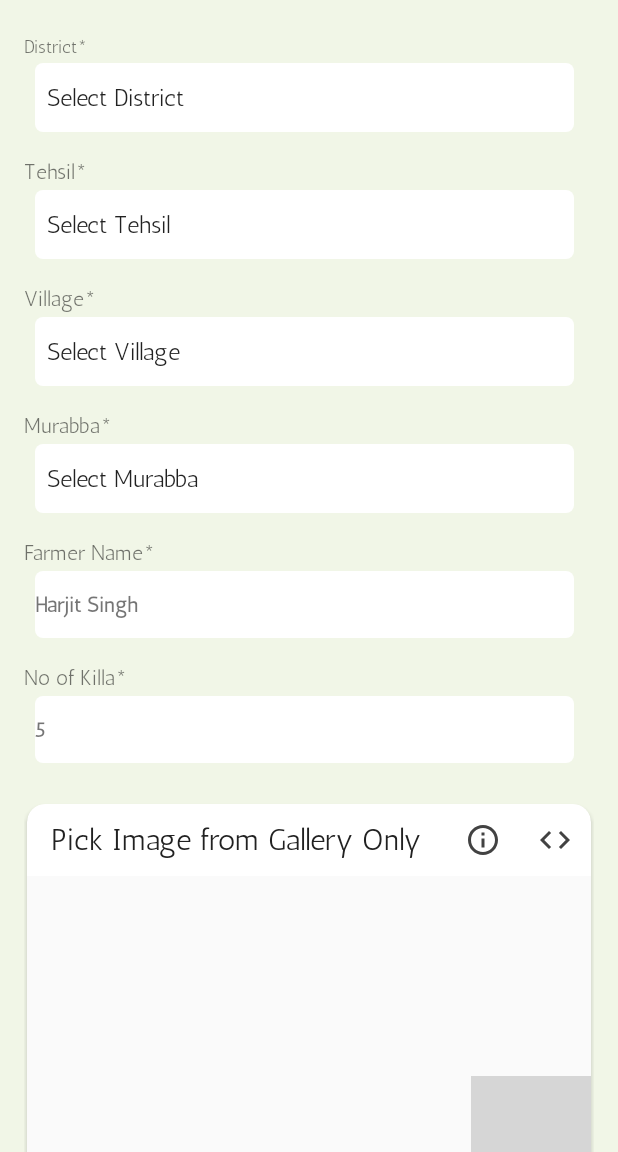
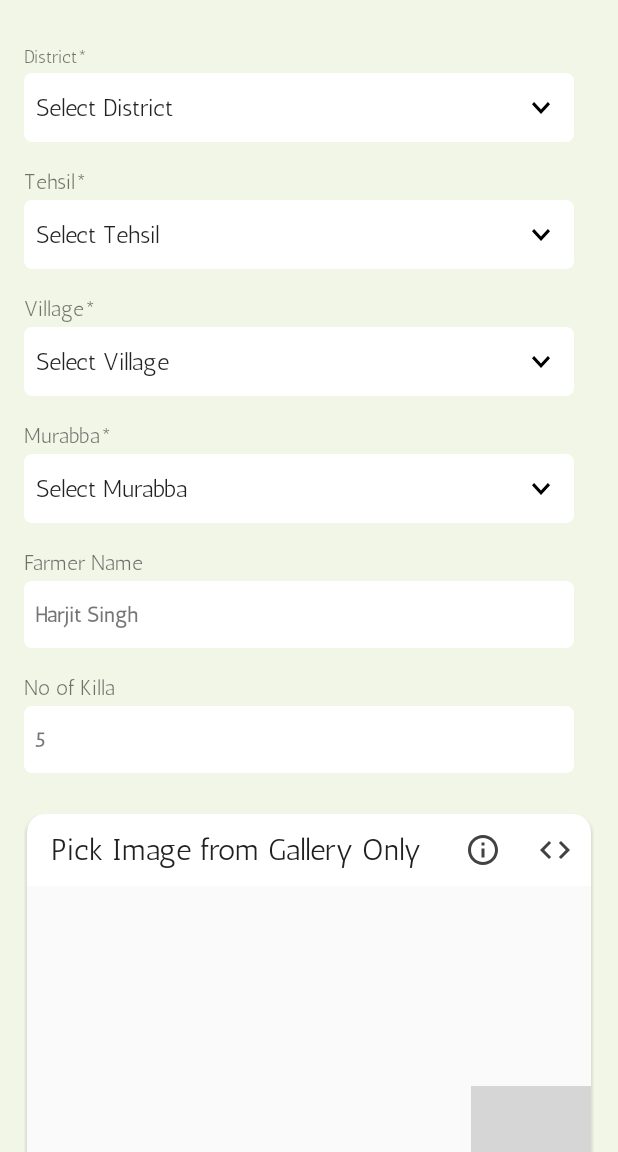
Before and after one commit to charan2591/Crop-Verification, an Android app built with Jetpack Compose: the SurveyMainActivity screen opened directly, with no data from a screen before it, on a phone screen of 412 x 824 dp, the part 84-1236 px from its top. Run offline under Robolectric (Android 15) with nearby library versions, the light colour scheme and no system bars; libraries missing offline, so code that uses them is left out: com.birjuvachhani.locus, com.github.dhaval2404.imagepicker; pictures from the network do not load; 4 statements that could not run were skipped; grey boxes are pictures that could not be loaded.

Commit message:
First Commit on 22-dec-2022

```diff
--- a/app/build.gradle
+++ b/app/build.gradle
@@ -53,6 +53,7 @@ dependencies {
     implementation 'com.ehsanmsz:msz-progress-indicator:0.2.0'
     implementation 'com.github.ybq:Android-SpinKit:1.4.0'
     implementation 'com.github.AppIntro:AppIntro:5.1.0'
+    implementation "androidx.work:work-runtime-ktx:2.7.1"
 
     implementation 'com.squareup.retrofit2:retrofit:2.9.0'
     implementation 'com.squareup.retrofit2:converter-gson:2.9.0'
--- a/app/src/main/AndroidManifest.xml
+++ b/app/src/main/AndroidManifest.xml
@@ -7,6 +7,7 @@
     <uses-permission android:name="android.permission.WRITE_EXTERNAL_STORAGE"/>
     <uses-permission android:name="android.permission.READ_EXTERNAL_STORAGE"/>
     <uses-permission android:name="android.permission.ACCESS_FINE_LOCATION" />
+    <uses-permission android:name="android.permission.POST_NOTIFICATIONS"/>
 
     <application
         android:allowBackup="true"
--- /dev/null
+++ b/app/src/main/java/org/agripmu/cropverification/util/MyWorker.kt
@@ -0,0 +1,39 @@
+package org.agripmu.cropverification.util
+
+import android.app.NotificationChannel
+import android.app.NotificationManager
+import android.content.Context
+import android.os.Build
+import androidx.core.app.NotificationCompat
+import androidx.work.Worker
+import androidx.work.WorkerParameters
+import org.agripmu.cropverification.R
+
+class MyWorker(context: Context, workerParams: WorkerParameters) : Worker(context, workerParams) {
+    override fun doWork(): Result {
+      createLocalNotification("Background Notification for Crop Verification app "
+      ,"This notification is generated by workManager")
+
+        return  Result.success()
+    }
+
+    private fun createLocalNotification(title : String, description : String){
+
+        val notificationManager = applicationContext.getSystemService(Context.NOTIFICATION_SERVICE)
+        as NotificationManager
+         if(Build.VERSION.SDK_INT  >= Build.VERSION_CODES.O){
+             val notificationChannel = NotificationChannel("101","channel"
+                 ,NotificationManager.IMPORTANCE_DEFAULT)
+
+             notificationManager.createNotificationChannel(notificationChannel)
+         }
+
+        val notificationBuilder = NotificationCompat.Builder(applicationContext,"101")
+            .setContentTitle(title)
+            .setContentText(description)
+            .setSmallIcon(R.drawable.agri_main_logo)
+
+        notificationManager.notify(1,notificationBuilder.build())
+
+    }
+}
--- a/app/src/main/java/org/agripmu/cropverification/view/BaseActivity.kt
+++ b/app/src/main/java/org/agripmu/cropverification/view/BaseActivity.kt
@@ -475,7 +475,7 @@ open class BaseActivity : AppCompatActivity() {
 //                        +"Country Name : "  + {list[0].countryName} +" \n"
 //                        +"Locality : "  + {list[0].locality} +" \n"
 //                        +"Current Address : "  + {list[0].getAddressLine(0)} +" \n")
-                showAlert("Current Latitude : "  + latitude +" \n"
+                showToast("Current Latitude : "  + latitude +" \n"
                         +"Current Longitude : "  + longitude +" \n")
 
                 showLog("lat", result.location!!.latitude.toString())
--- a/app/src/main/java/org/agripmu/cropverification/view/SurveyMainActivity.kt
+++ b/app/src/main/java/org/agripmu/cropverification/view/SurveyMainActivity.kt
@@ -13,8 +13,10 @@ import android.widget.ImageView
 import android.widget.Toast
 import androidx.annotation.DrawableRes
 import androidx.appcompat.app.AlertDialog
-import androidx.appcompat.app.AppCompatActivity
 import androidx.appcompat.app.AppCompatDelegate
+import androidx.lifecycle.Observer
+import androidx.work.OneTimeWorkRequestBuilder
+import androidx.work.WorkManager
 import com.bumptech.glide.Glide
 import com.bumptech.glide.request.RequestOptions
 import com.github.dhaval2404.imagepicker.ImagePicker
@@ -24,6 +26,7 @@ import org.agripmu.cropverification.R
 import org.agripmu.cropverification.databinding.ActivityMainBinding
 import org.agripmu.cropverification.util.ImageViewerDialog
 import org.agripmu.cropverification.util.IntentUtil
+import org.agripmu.cropverification.util.MyWorker
 import java.io.File
 
 class SurveyMainActivity : BaseActivity(){
@@ -40,13 +43,13 @@ class SurveyMainActivity : BaseActivity(){
     private var mGalleryUri: Uri? = null
     private var mProfileUri: Uri? = null
 
+    val workerRequest = OneTimeWorkRequestBuilder<MyWorker>().build()
+
     override fun onCreate(savedInstanceState: Bundle?) {
         AppCompatDelegate.setCompatVectorFromResourcesEnabled(false)
         super.onCreate(savedInstanceState)
         binding = ActivityMainBinding.inflate(layoutInflater)
         setContentView(binding.root)
-
-        getLastLocation()
 
         setSupportActionBar(binding.toolbar.root)
         title = getString(R.string.app_name)
@@ -206,6 +209,11 @@ class SurveyMainActivity : BaseActivity(){
     }
 
     fun showImageCode(view: View) {
+    workerFunc()
+        if(mProfileUri != null
+            || mCameraUri != null
+            ||mGalleryUri != null) {
+
             val resource = when (view) {
                 binding.contentMain.contentProfile.imgProfileCode -> mProfileUri.toString()
                 binding.contentMain.contentCameraOnly.imgCameraCode -> mCameraUri.toString()
@@ -213,6 +221,10 @@ class SurveyMainActivity : BaseActivity(){
                 else -> 0
             }
             ImageViewerDialog.newInstance(resource as String).show(supportFragmentManager, "")
+        }
+        else {
+            showToast("Image Not Found")
+        }
     }
 
     fun showImage(view: View) {
@@ -230,7 +242,6 @@ class SurveyMainActivity : BaseActivity(){
 
     fun showImageInfo(view: View) {
         getLastLocation()
-
         val latlng = "LatLng : " + latitude.toString() +
                 " , " +longitude.toString()
         binding.contentMain.txtCurrentLatLng.text = latlng
@@ -249,7 +260,7 @@ class SurveyMainActivity : BaseActivity(){
             .show()
     }
 
-    fun ImageView.setDrawableImage(@DrawableRes resource: Int, applyCircle: Boolean = false) {
+    private fun ImageView.setDrawableImage(@DrawableRes resource: Int, applyCircle: Boolean = false) {
         val glide = Glide.with(this).load(resource)
         if (applyCircle) {
             glide.apply(RequestOptions.circleCropTransform()).into(this)
@@ -258,7 +269,7 @@ class SurveyMainActivity : BaseActivity(){
         }
     }
 
-    fun ImageView.setLocalImage(uri: Uri, applyCircle: Boolean = false) {
+    private fun ImageView.setLocalImage(uri: Uri, applyCircle: Boolean = false) {
         val glide = Glide.with(this).load(uri)
         if (applyCircle) {
             glide.apply(RequestOptions.circleCropTransform()).into(this)
@@ -267,4 +278,14 @@ class SurveyMainActivity : BaseActivity(){
         }
     }
 
+    private fun workerFunc(){
+        val workerRequest = OneTimeWorkRequestBuilder<MyWorker>().build()
+        WorkManager.getInstance(this).enqueue(workerRequest)
+        WorkManager.getInstance(this).getWorkInfoByIdLiveData(workerRequest.id)
+            .observe(this, Observer {
+                val workerStatus = it.state.name
+                showToast(workerStatus)
+            })
     }
+
+}
--- /dev/null
+++ b/app/src/main/res/drawable/ic_baseline_arrow_down_24.xml
@@ -0,0 +1,5 @@
+<vector android:height="24dp" android:tint="#000000"
+    android:viewportHeight="24" android:viewportWidth="24"
+    android:width="24dp" xmlns:android="http://schemas.android.com/apk/res/android">
+    <path android:fillColor="@android:color/white" android:pathData="M7.41,8.59L12,13.17l4.59,-4.58L18,10l-6,6 -6,-6 1.41,-1.41z"/>
+</vector>
--- /dev/null
+++ b/app/src/main/res/drawable/ic_baseline_expand_circle_down_24.xml
@@ -0,0 +1,5 @@
+<vector android:height="24dp" android:tint="#000000"
+    android:viewportHeight="24" android:viewportWidth="24"
+    android:width="24dp" xmlns:android="http://schemas.android.com/apk/res/android">
+    <path android:fillColor="@android:color/white" android:pathData="M12,2C6.48,2 2,6.48 2,12c0,5.52 4.48,10 10,10s10,-4.48 10,-10C22,6.48 17.52,2 12,2zM12,15.5L7.5,11l1.42,-1.41L12,12.67l3.08,-3.08L16.5,11L12,15.5z"/>
+</vector>
--- /dev/null
+++ b/app/src/main/res/drawable/shape_drop_down_normal.xml
@@ -0,0 +1,23 @@
+<?xml version="1.0" encoding="utf-8"?>
+<layer-list xmlns:android="http://schemas.android.com/apk/res/android" >
+    <item>
+        <shape>
+            <solid android:color="@color/white" />
+            <corners android:radius="5dp" />
+<!--            <stroke-->
+<!--                android:width="1dp"-->
+<!--                android:color="@color/colorPrimary" />-->
+
+            <padding
+                android:bottom="10dp"
+                android:left="2dp"
+                android:right="10dp"
+                android:top="10dp" />
+        </shape>
+    </item>
+
+    <item
+        android:gravity="end"
+        android:drawable="@drawable/ic_baseline_arrow_down_24"/>
+
+</layer-list>
--- a/app/src/main/res/layout/activity_home.xml
+++ b/app/src/main/res/layout/activity_home.xml
@@ -208,7 +208,7 @@
             <androidx.appcompat.widget.AppCompatButton
                 android:id="@+id/bt_update"
                 android:layout_width="0dp"
-                android:layout_height="40dp"
+                android:layout_height="@dimen/size_45"
                 app:layout_constraintTop_toBottomOf="@+id/layout_des"
                 app:layout_constraintStart_toStartOf="parent"
                 app:layout_constraintEnd_toEndOf="parent"
--- a/app/src/main/res/layout/activity_login.xml
+++ b/app/src/main/res/layout/activity_login.xml
@@ -57,7 +57,7 @@
         <androidx.appcompat.widget.AppCompatButton
             android:id="@+id/btn_username"
             android:layout_width="200dp"
-            android:layout_height="wrap_content"
+            android:layout_height="@dimen/size_45"
             android:text="Submit"
             android:onClick="submitMobile"
             android:textColor="@color/white"
@@ -87,7 +87,7 @@
         <androidx.appcompat.widget.AppCompatButton
             android:id="@+id/btn_otp"
             android:layout_width="200dp"
-            android:layout_height="wrap_content"
+            android:layout_height="@dimen/size_45"
             android:text="Login"
             android:onClick="login"
             android:textColor="@color/white"
--- a/app/src/main/res/layout/content_main.xml
+++ b/app/src/main/res/layout/content_main.xml
@@ -5,7 +5,7 @@
     android:layout_width="match_parent"
     android:layout_height="match_parent"
     android:orientation="vertical"
-    android:layout_marginTop="@dimen/size_53"
+    android:layout_marginTop="@dimen/size_60"
     app:layout_behavior="@string/appbar_scrolling_view_behavior"
     tools:context=".MainActivity"
     tools:showIn="@layout/activity_main">
--- a/app/src/main/res/layout/content_survey_form.xml
+++ b/app/src/main/res/layout/content_survey_form.xml
@@ -6,15 +6,15 @@
     android:layout_height="match_parent"
     android:background="@color/lightbck_green">
 
-    <TextView
+    <androidx.appcompat.widget.AppCompatTextView
         android:id="@+id/txtNoOfKilla"
         android:layout_width="match_parent"
         android:layout_height="wrap_content"
-        android:layout_marginStart="@dimen/margin_7"
+        android:layout_marginStart="0dp"
         android:layout_marginEnd="@dimen/margin_13"
         android:layout_marginTop="@dimen/margin_3"
         android:background="@drawable/bg_card_light_bck"
-        android:paddingStart="0dp"
+        android:paddingStart="@dimen/padding_7"
         android:paddingEnd="0dp"
         android:paddingTop="@dimen/padding_13"
         android:paddingBottom="@dimen/padding_13"
@@ -23,30 +23,30 @@
         app:layout_constraintTop_toBottomOf="@+id/txtNoOfKillaLabel"
         tools:layout_editor_absoluteX="0dp" />
 
-    <TextView
+    <androidx.appcompat.widget.AppCompatTextView
         android:id="@+id/txtNoOfKillaLabel"
         android:layout_width="wrap_content"
         android:layout_height="wrap_content"
-        android:layout_marginStart="@dimen/margin_10"
+        android:layout_marginStart="@dimen/margin_7"
         android:layout_marginEnd="@dimen/margin_13"
         android:layout_marginTop="@dimen/margin_7"
          android:paddingStart="0dp"
         android:paddingEnd="@dimen/padding_10"
         android:paddingTop="@dimen/padding_10"
         android:paddingBottom="0dp"
-        android:text="No of Killa*"
+        android:text="No of Killa"
         app:layout_constraintTop_toBottomOf="@+id/txtFarmerNam"
-        tools:layout_editor_absoluteX="12dp" />
+        tools:layout_editor_absoluteX="@dimen/margin_7" />
 
-    <TextView
+    <androidx.appcompat.widget.AppCompatTextView
         android:id="@+id/txtFarmerNam"
         android:layout_width="match_parent"
         android:layout_height="wrap_content"
-        android:layout_marginStart="@dimen/margin_7"
+        android:layout_marginStart="0dp"
         android:layout_marginEnd="@dimen/margin_13"
         android:layout_marginTop="@dimen/margin_3"
         android:background="@drawable/bg_card_light_bck"
-        android:paddingStart="0dp"
+        android:paddingStart="@dimen/padding_7"
         android:paddingEnd="0dp"
         android:paddingTop="@dimen/padding_13"
         android:paddingBottom="@dimen/padding_13"
@@ -55,42 +55,43 @@
         app:layout_constraintTop_toBottomOf="@+id/txtFarmerNamLabel"
         tools:layout_editor_absoluteX="12dp" />
 
-    <TextView
+    <androidx.appcompat.widget.AppCompatTextView
         android:id="@+id/txtFarmerNamLabel"
         android:layout_width="wrap_content"
         android:layout_height="wrap_content"
-        android:layout_marginStart="@dimen/margin_10"
+        android:layout_marginStart="@dimen/margin_7"
         android:layout_marginEnd="@dimen/margin_13"
         android:layout_marginTop="@dimen/margin_7"
-         android:paddingStart="0dp"
+        android:paddingStart="0dp"
         android:paddingEnd="@dimen/padding_10"
         android:paddingTop="@dimen/padding_10"
         android:paddingBottom="0dp"
-        android:text="Farmer Name*"
+        android:text="Farmer Name"
         app:layout_constraintTop_toBottomOf="@+id/spinnerMurabba"
-        tools:layout_editor_absoluteX="13dp" />
+        tools:layout_editor_absoluteX="@dimen/margin_7" />
 
-    <Spinner
+    <androidx.appcompat.widget.AppCompatSpinner
         android:id="@+id/spinnerMurabba"
         android:layout_width="match_parent"
         android:layout_height="wrap_content"
-        android:layout_marginStart="@dimen/margin_7"
+        android:layout_marginStart="0dp"
         android:layout_marginEnd="@dimen/margin_13"
         android:layout_marginTop="@dimen/margin_3"
-        android:background="@drawable/bg_card_light_bck"
+        android:background="@drawable/shape_drop_down_normal"
         android:entries="@array/murabba"
         android:paddingStart="0dp"
         android:paddingEnd="0dp"
         android:paddingTop="@dimen/padding_13"
         android:paddingBottom="@dimen/padding_13"
-        app:layout_constraintTop_toBottomOf="@+id/txtMurabba"
-        tools:layout_editor_absoluteX="12dp" />
+        android:overlapAnchor="false"
+        app:layout_constraintTop_toBottomOf="@+id/txtMurabbaLabel"
+        tools:layout_editor_absoluteX="@dimen/margin_7" />
 
-    <TextView
-        android:id="@+id/txtMurabba"
+    <androidx.appcompat.widget.AppCompatTextView
+        android:id="@+id/txtMurabbaLabel"
         android:layout_width="wrap_content"
         android:layout_height="wrap_content"
-        android:layout_marginStart="@dimen/margin_10"
+        android:layout_marginStart="@dimen/margin_7"
         android:layout_marginEnd="@dimen/margin_13"
         android:layout_marginTop="@dimen/margin_7"
         android:paddingStart="0dp"
@@ -99,29 +100,29 @@
         android:paddingBottom="0dp"
         android:text="Murabba*"
         app:layout_constraintTop_toBottomOf="@+id/spinnerVillage"
-        tools:layout_editor_absoluteX="12dp" />
+        tools:layout_editor_absoluteX="@dimen/margin_7" />
 
-    <Spinner
+    <androidx.appcompat.widget.AppCompatSpinner
         android:id="@+id/spinnerVillage"
         android:layout_width="match_parent"
         android:layout_height="wrap_content"
-        android:layout_marginStart="@dimen/margin_7"
+        android:layout_marginStart="0dp"
         android:layout_marginEnd="@dimen/margin_13"
         android:layout_marginTop="@dimen/margin_3"
-        android:background="@drawable/bg_card_light_bck"
+        android:background="@drawable/shape_drop_down_normal"
         android:entries="@array/village"
         android:paddingStart="0dp"
         android:paddingEnd="0dp"
         android:paddingTop="@dimen/padding_13"
         android:paddingBottom="@dimen/padding_13"
-        app:layout_constraintTop_toBottomOf="@+id/txtVillage"
-        tools:layout_editor_absoluteX="104dp" />
+        app:layout_constraintTop_toBottomOf="@+id/txtVillageLabel"
+        tools:layout_editor_absoluteX="@dimen/margin_7" />
 
-    <TextView
-        android:id="@+id/txtVillage"
+    <androidx.appcompat.widget.AppCompatTextView
+        android:id="@+id/txtVillageLabel"
         android:layout_width="wrap_content"
         android:layout_height="wrap_content"
-        android:layout_marginStart="@dimen/margin_10"
+        android:layout_marginStart="@dimen/margin_5"
         android:layout_marginEnd="@dimen/margin_13"
         android:layout_marginTop="@dimen/margin_7"
         android:paddingStart="0dp"
@@ -130,42 +131,45 @@
         android:paddingBottom="0dp"
         android:text="Village*"
         app:layout_constraintTop_toBottomOf="@+id/spinnerTehsil"
-        tools:layout_editor_absoluteX="16dp" />
+        tools:layout_editor_absoluteX="@dimen/margin_7" />
 
-    <Spinner
+
+    <androidx.appcompat.widget.AppCompatSpinner
         android:id="@+id/spinnerTehsil"
         android:layout_width="match_parent"
         android:layout_height="wrap_content"
-        android:layout_marginStart="@dimen/margin_7"
+        android:layout_marginStart="0dp"
         android:layout_marginEnd="@dimen/margin_13"
         android:layout_marginTop="@dimen/margin_3"
-        android:background="@drawable/bg_card_light_bck"
+        android:background="@drawable/shape_drop_down_normal"
         android:entries="@array/tehsil"
         android:paddingStart="0dp"
         android:paddingEnd="0dp"
         android:paddingTop="@dimen/padding_13"
         android:paddingBottom="@dimen/padding_13"
+        android:spinnerMode="dropdown"
         app:layout_constraintStart_toStartOf="parent"
-        app:layout_constraintTop_toBottomOf="@+id/textView2" />
+        app:layout_constraintTop_toBottomOf="@+id/txtTehsilLabel" />
 
-    <Spinner
+    <androidx.appcompat.widget.AppCompatSpinner
         android:id="@+id/spinnerDistrict"
         android:layout_width="match_parent"
         android:layout_height="wrap_content"
-        android:layout_marginStart="@dimen/margin_7"
+        android:layout_marginStart="0dp"
         android:layout_marginEnd="@dimen/margin_13"
         android:layout_marginTop="@dimen/margin_3"
-        android:background="@drawable/bg_card_light_bck"
+        android:background="@drawable/shape_drop_down_normal"
         android:entries="@array/district"
         android:paddingStart="0dp"
         android:paddingEnd="0dp"
         android:paddingTop="@dimen/padding_13"
         android:paddingBottom="@dimen/padding_13"
+        android:overlapAnchor="false"
         app:layout_constraintStart_toStartOf="parent"
-        app:layout_constraintTop_toBottomOf="@+id/textView" />
+        app:layout_constraintTop_toBottomOf="@+id/txtDistrictLabel" />
 
-    <TextView
-        android:id="@+id/textView"
+    <androidx.appcompat.widget.AppCompatTextView
+        android:id="@+id/txtDistrictLabel"
         android:layout_width="0dp"
         android:layout_height="wrap_content"
         android:paddingStart="0dp"
@@ -174,22 +178,22 @@
         android:paddingBottom="0dp"
         android:text="District*"
         android:textSize="12sp"
-        tools:layout_editor_absoluteX="16dp"
-        tools:layout_editor_absoluteY="38dp" />
+        tools:layout_editor_absoluteX="@dimen/margin_7"
+        tools:layout_editor_absoluteY="@dimen/margin_13" />
 
-    <TextView
-        android:id="@+id/textView2"
+    <androidx.appcompat.widget.AppCompatTextView
+        android:id="@+id/txtTehsilLabel"
         android:layout_width="wrap_content"
         android:layout_height="wrap_content"
         android:paddingStart="0dp"
         android:paddingEnd="@dimen/padding_10"
         android:paddingTop="@dimen/padding_10"
         android:paddingBottom="0dp"
-        android:layout_marginStart="@dimen/margin_10"
+        android:layout_marginStart="@dimen/margin_5"
         android:layout_marginEnd="@dimen/margin_13"
         android:layout_marginTop="@dimen/margin_7"
         android:text="Tehsil*"
         app:layout_constraintTop_toBottomOf="@+id/spinnerDistrict"
-        tools:layout_editor_absoluteX="13dp" />
+        tools:layout_editor_absoluteX="@dimen/margin_7" />
 
 </androidx.constraintlayout.widget.ConstraintLayout>
--- a/app/src/main/res/values/colors.xml
+++ b/app/src/main/res/values/colors.xml
@@ -63,5 +63,6 @@
     <color name="slide_two">#FF8A66</color>
     <color name="slide_three">#80C783</color>
     <color name="slide_four">#B968C7</color>
+    <color name="sky_blue">#6f94c7</color>
 
 </resources>
```
Lines whose indentation alone changed are shown as unchanged.
